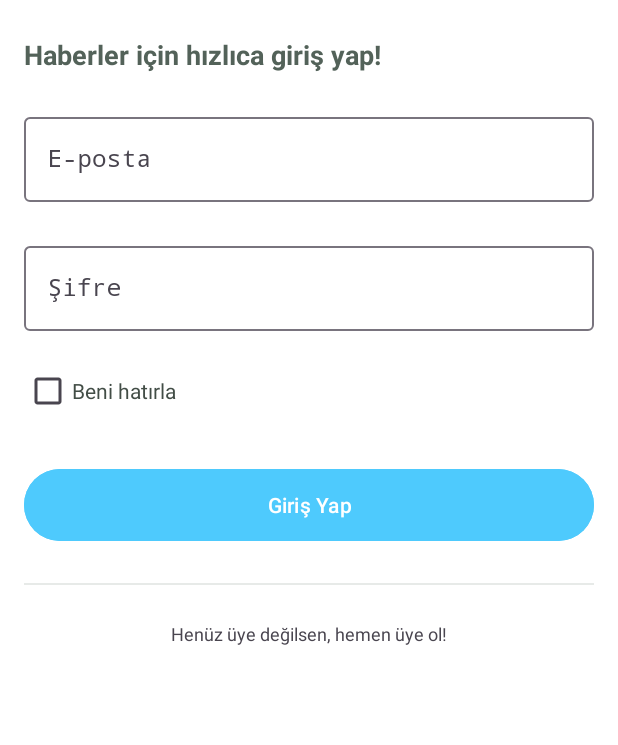
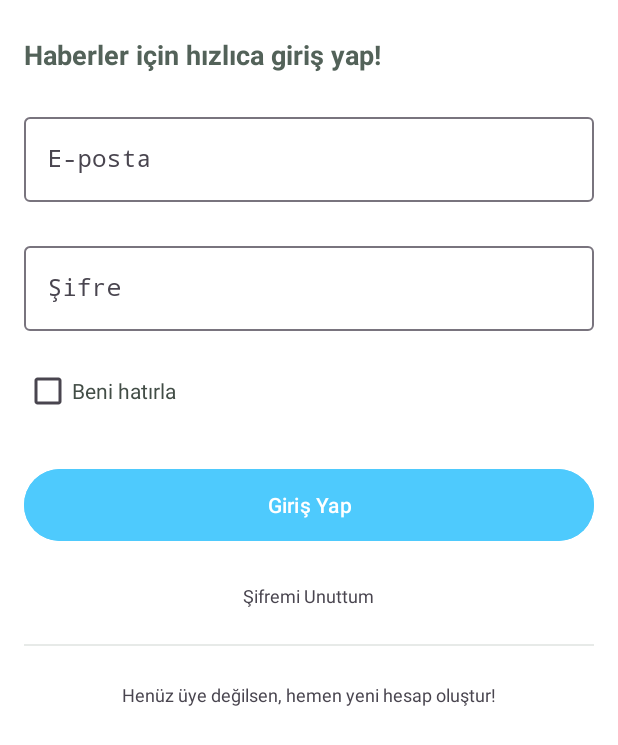
Before and after one commit to fcatadev/NewsPaper, an Android app: the LoginFragment screen opened through its navigation route, on a phone screen of 412 x 824 dp. Shown: the top 745 px of the screen. Run offline under Robolectric (Android 15) with nearby library versions, the phone set to English and light mode, and no system bars; our stand-ins replace Dagger/Hilt's generated code, data binding, navigation-ui; libraries missing offline, so code that uses them is left out: com.google.firebase.remoteconfig; 1 statement that could not run was skipped.

Commit message:
Register design completed, event prepared.

```diff
--- a/app/src/main/res/layout/fragment_login.xml
+++ b/app/src/main/res/layout/fragment_login.xml
@@ -19,7 +19,7 @@
         android:paddingTop="@dimen/padding_24">
 
         <TextView
-            android:id="@+id/loginHeader"
+            android:id="@+id/tvLoginHeader"
             android:layout_width="wrap_content"
             android:layout_height="wrap_content"
             android:textSize="18sp"
@@ -36,7 +36,7 @@
             android:hint="@string/login_email">
 
             <com.google.android.material.textfield.TextInputEditText
-                android:id="@+id/tieEmail"
+                android:id="@+id/tieLoginEmail"
                 android:layout_width="match_parent"
                 android:layout_height="wrap_content"
                 android:inputType="textEmailAddress"
@@ -52,7 +52,7 @@
             android:hint="@string/login_password">
 
             <com.google.android.material.textfield.TextInputEditText
-                android:id="@+id/tiePassword"
+                android:id="@+id/tieLoginPassword"
                 android:layout_width="match_parent"
                 android:layout_height="wrap_content"
                 android:inputType="textPassword"
@@ -85,18 +85,27 @@
         </LinearLayout>
 
         <Button
-            android:id="@+id/loginButton"
+            android:id="@+id/btnLogin"
             android:layout_width="match_parent"
             android:layout_height="56dp"
             android:layout_marginTop="@dimen/margin_24"
             android:backgroundTint="@color/primary"
             android:text="@string/login"/>
 
+        <TextView
+            android:id="@+id/tvForgotPasswordButton"
+            android:layout_width="wrap_content"
+            android:layout_height="wrap_content"
+            android:layout_marginTop="24dp"
+            android:textSize="12sp"
+            android:layout_gravity="center"
+            android:text="@string/forgot_password"/>
+
         <View style="@style/NPHorizontalDivider"
             android:layout_marginVertical="@dimen/margin_24"/>
 
         <TextView
-            android:id="@+id/registerButton"
+            android:id="@+id/tvRegisterButton"
             android:layout_width="wrap_content"
             android:layout_height="wrap_content"
             android:textSize="12sp"
--- a/app/src/main/res/navigation/navigation_graph.xml
+++ b/app/src/main/res/navigation/navigation_graph.xml
@@ -32,6 +32,10 @@
     <fragment
         android:id="@+id/registerFragment"
         android:name="com.example.newspaper.ui.auth.register.RegisterFragment"
-        android:label="RegisterFragment" />
+        android:label="RegisterFragment" >
+        <action
+            android:id="@+id/action_registerFragment_to_loginFragment"
+            app:destination="@id/loginFragment" />
+    </fragment>
 
 </navigation>
--- a/app/src/main/res/values/strings.xml
+++ b/app/src/main/res/values/strings.xml
@@ -15,7 +15,13 @@
     <string name="login_email">E-posta</string>
     <string name="login_password">Şifre</string>
     <string name="login">Giriş Yap</string>
-    <string name="sign_up_no_account">Henüz üye değilsen, hemen üye ol!</string>
+    <string name="sign_up_no_account">Henüz üye değilsen, hemen yeni hesap oluştur!</string>
+    <string name="forgot_password">Şifremi Unuttum</string>
     <string name="remember_me">Beni hatırla</string>
 
+    <!-- Register -->
+    <string name="register_header">Haberlerden uzak kalma, hemen kayıt ol!</string>
+    <string name="register">Kayıt Ol</string>
+    <string name="i_have_a_membership">Üyeliğiniz varsa, hemen giriş yap!</string>
+
 </resources>
```
Also changed, not shown: app/src/main/java/com/example/newspaper/ui/auth/register/RegisterFragment.kt (+22 -7 lines), app/src/main/java/com/example/newspaper/ui/auth/register/RegisterViewEvent.kt (added, +7 -0 lines), app/src/main/java/com/example/newspaper/ui/auth/register/RegisterViewModel.kt (added, +19 -0 lines), app/src/main/res/layout/fragment_register.xml (+76 -3 lines).
